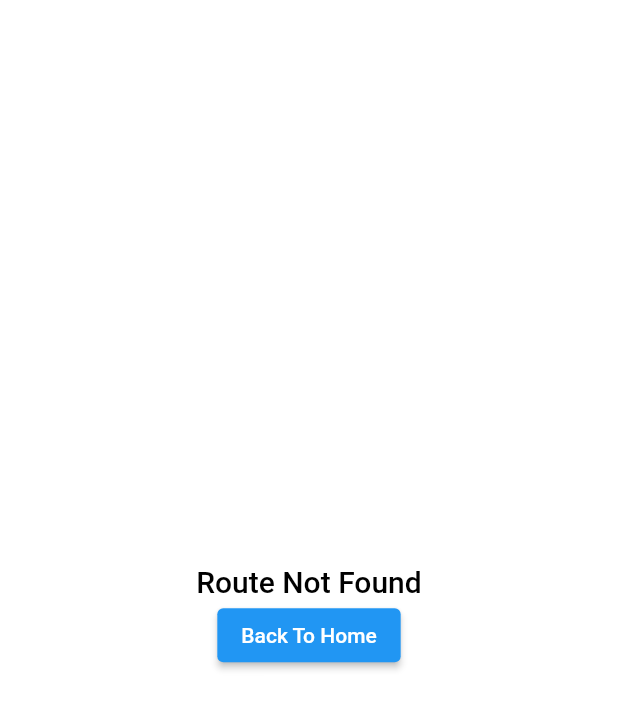
After one commit to kedrakk/khineaindrakyaw_portfolio, a Flutter app: the RouteNotFoundPage screen opened directly, on a phone screen of 412 x 824 dp. The commit adds this screen. Shown: the top 709 px of the screen. Run offline on Flutter 3.47's test engine with Material 2 defaults, Android fonts, the phone set to English and light mode, and no system bars; our stand-ins replace flutter_riverpod, get_it, google_fonts, shared_preferences; accounts and stored records are empty.

```diff
--- /dev/null
+++ b/lib/navigation/app_routes.dart
@@ -0,0 +1,36 @@
+import 'package:flutter/material.dart';
+import 'package:kedk_portfolio/pages/home_page.dart';
+import 'package:kedk_portfolio/pages/splash_page.dart';
+import 'package:kedk_portfolio/widgets/route_not_found.dart';
+
+class RouterHelper {
+  static const String home = '/home';
+  static const String splash = '/splash';
+  static const String defaultRoute = '/';
+
+  static Route<dynamic> generateRoute(RouteSettings settings) {
+    switch (settings.name) {
+      case splash:
+        return MaterialPageRoute(
+          builder: (_) => const SplashPage(),
+          settings: settings,
+        );
+      case defaultRoute:
+        return MaterialPageRoute(
+          builder: (_) => const SplashPage(),
+          settings: settings,
+        );
+      case home:
+        return MaterialPageRoute(
+          builder: (_) => HomePage(),
+          settings: settings,
+        );
+
+      default:
+        return MaterialPageRoute(
+          builder: (_) => const RouteNotFoundPage(),
+          settings: settings,
+        );
+    }
+  }
+}
--- a/lib/pages/my_app.dart
+++ b/lib/pages/my_app.dart
@@ -1,5 +1,6 @@
 import 'package:flutter/material.dart';
 import 'package:flutter_riverpod/flutter_riverpod.dart';
+import 'package:kedk_portfolio/navigation/app_routes.dart';
 import 'package:kedk_portfolio/pages/splash_page.dart';
 
 import '../providers/app_theme_provider.dart';
@@ -15,6 +16,8 @@ class MyApp extends ConsumerWidget {
       theme: appThemeProvider.theme,
       home: const SplashPage(),
       debugShowCheckedModeBanner: false,
+      initialRoute: RouterHelper.splash,
+      onGenerateRoute: RouterHelper.generateRoute,
     );
   }
 }
--- a/lib/pages/splash_page.dart
+++ b/lib/pages/splash_page.dart
@@ -1,7 +1,7 @@
 import 'dart:async';
 
 import 'package:flutter/material.dart';
-import 'package:kedk_portfolio/pages/home_page.dart';
+import 'package:kedk_portfolio/navigation/app_routes.dart';
 
 class SplashPage extends StatefulWidget {
   const SplashPage({Key? key}) : super(key: key);
@@ -17,12 +17,10 @@ class _SplashPageState extends State<SplashPage> {
   void initState() {
     _timer = Timer(
       const Duration(seconds: 3),
-      () => Navigator.pushReplacement(
+      () => Navigator.pushNamedAndRemoveUntil(
         context,
-        MaterialPageRoute(
-          builder: (context) => HomePage(),
-        ),
-        result: 4,
+        RouterHelper.home,
+        (route) => false,
       ),
     );
     super.initState();
--- /dev/null
+++ b/lib/widgets/route_not_found.dart
@@ -0,0 +1,34 @@
+import 'package:flutter/material.dart';
+
+import '../navigation/app_routes.dart';
+
+class RouteNotFoundPage extends StatelessWidget {
+  const RouteNotFoundPage({Key? key}) : super(key: key);
+
+  @override
+  Widget build(BuildContext context) {
+    return Scaffold(
+      body: Center(
+        child: Column(
+          mainAxisAlignment: MainAxisAlignment.center,
+          children: [
+            Text(
+              "Route Not Found",
+              style: Theme.of(context).textTheme.headline6,
+            ),
+            ElevatedButton(
+              onPressed: () {
+                Navigator.pushNamedAndRemoveUntil(
+                  context,
+                  RouterHelper.home,
+                  (route) => false,
+                );
+              },
+              child: const Text("Back To Home"),
+            ),
+          ],
+        ),
+      ),
+    );
+  }
+}
```
